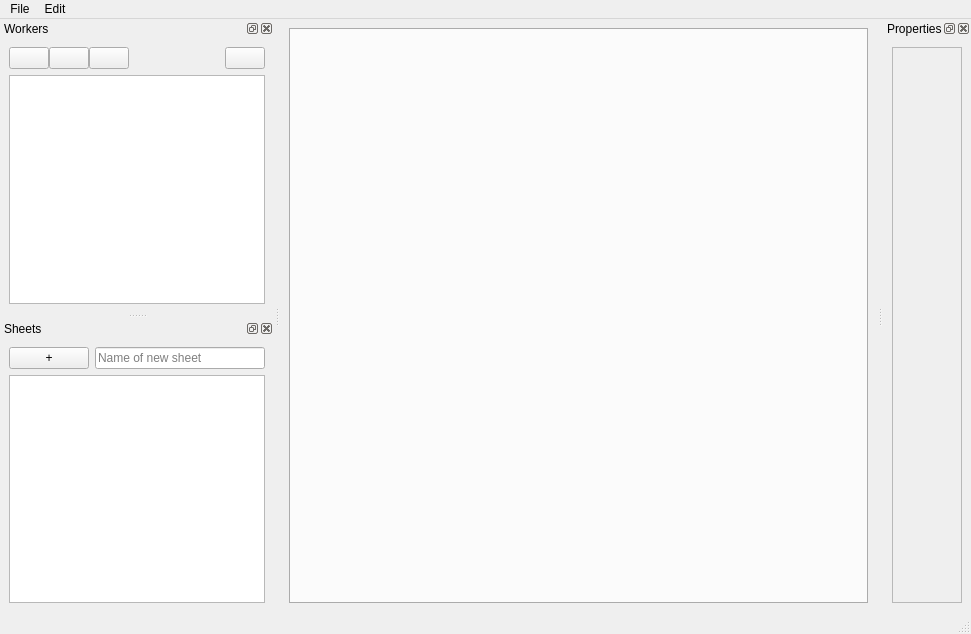
Before: the Qt Designer form gui/main.ui in DrLuke/pyree-old, drawn with Qt 5.
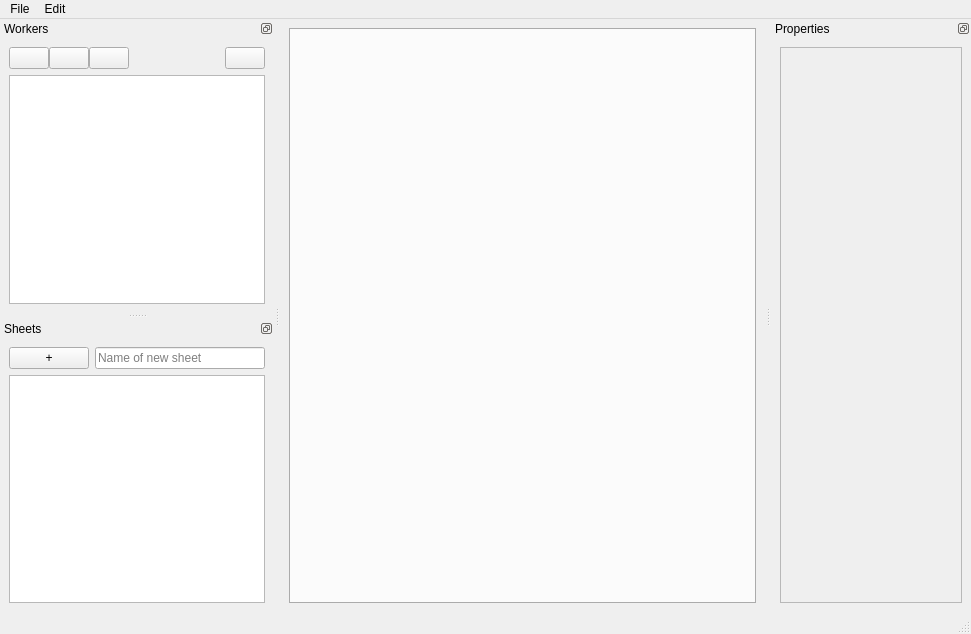
After: the same form once the commit is applied. Icons and pictures are not drawn.

Diff of the .ui file:
```diff
--- a/gui/main.ui
+++ b/gui/main.ui
@@ -70,6 +70,9 @@
   </widget>
   <widget class="QStatusBar" name="statusbar"/>
   <widget class="QDockWidget" name="workersDockWidget">
+   <property name="features">
+    <set>QDockWidget::DockWidgetFloatable|QDockWidget::DockWidgetMovable</set>
+   </property>
    <property name="windowTitle">
     <string>Workers</string>
    </property>
@@ -182,6 +185,9 @@
    </widget>
   </widget>
   <widget class="QDockWidget" name="sheetsDockWidget">
+   <property name="features">
+    <set>QDockWidget::DockWidgetFloatable|QDockWidget::DockWidgetMovable</set>
+   </property>
    <property name="windowTitle">
     <string>Sheets</string>
    </property>
@@ -270,6 +276,15 @@
    </widget>
   </widget>
   <widget class="QDockWidget" name="propertiesDockWidget">
+   <property name="minimumSize">
+    <size>
+     <width>200</width>
+     <height>400</height>
+    </size>
+   </property>
+   <property name="features">
+    <set>QDockWidget::DockWidgetFloatable|QDockWidget::DockWidgetMovable</set>
+   </property>
    <property name="windowTitle">
     <string>Properties</string>
    </property>
@@ -288,7 +303,7 @@
          <rect>
           <x>0</x>
           <y>0</y>
-          <width>121</width>
+          <width>180</width>
           <height>552</height>
          </rect>
         </property>
```
